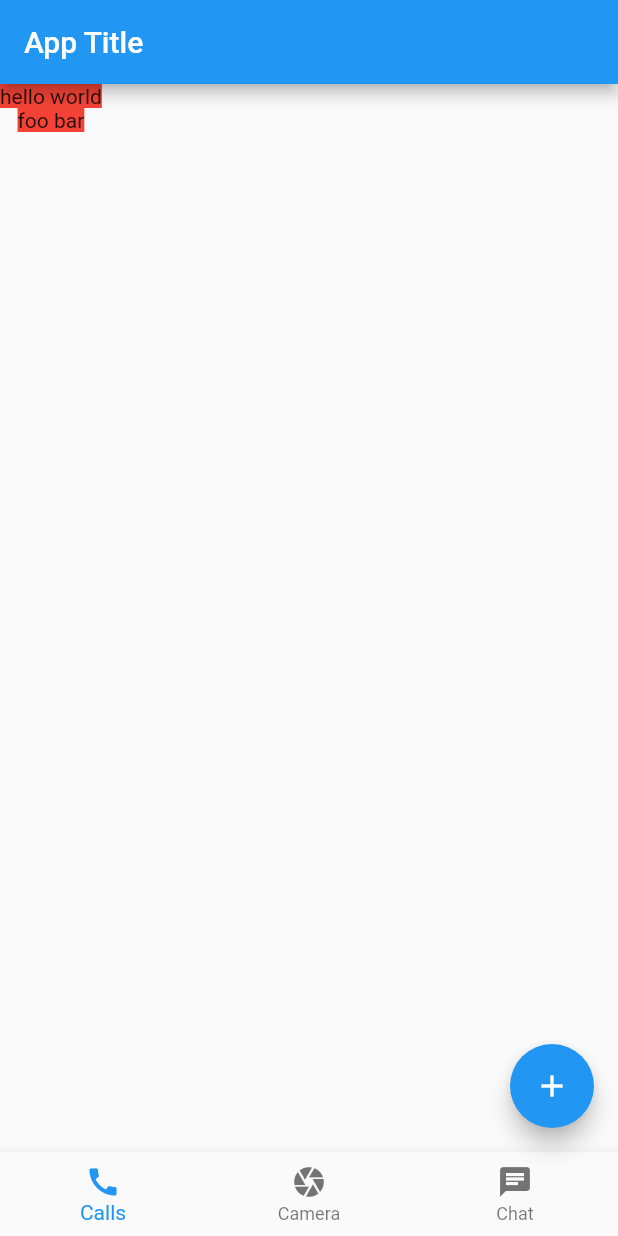
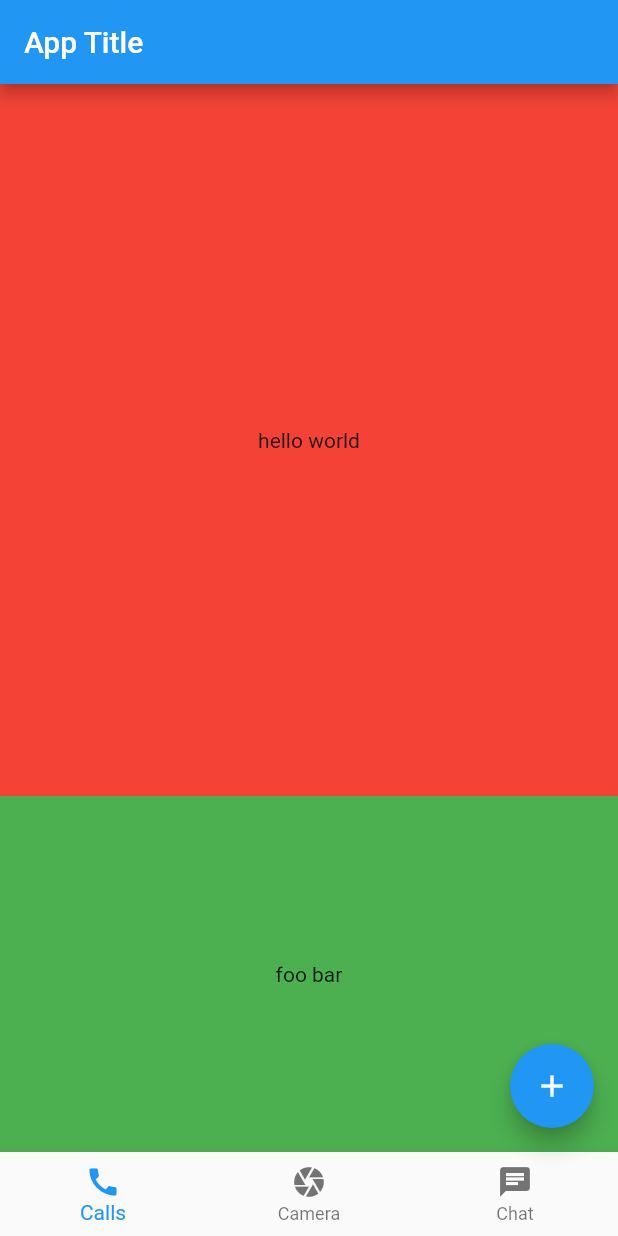
Before and after one commit to netTrek-Flutter/swr-flutter-1, a Flutter app: the screen it shows after launch, on a phone screen of 412 x 824 dp. Run offline on Flutter 3.47's test engine with Material 2 defaults, Android fonts, the phone set to English and light mode, and no system bars.

Commit message:
expand und slides bis Tag 3

```diff
--- a/lib/main.dart
+++ b/lib/main.dart
@@ -77,14 +77,24 @@ class ColumnSample extends StatelessWidget {
       //     color: Colors.red,
       //   ),
       // ),
+      mainAxisAlignment: MainAxisAlignment.spaceAround,
+      crossAxisAlignment: CrossAxisAlignment.stretch,
       children: [
-        Container(
-          child: const Text('hello world'),
-          color: Colors.red,
+        Expanded(
+          flex: 2,
+          child: Container(
+            child: const Text('hello world'),
+            alignment: Alignment.center,
+            color: Colors.red,
+          ),
         ),
-        Container(
-          child: const Text('foo bar'),
-          color: Colors.red,
+        Expanded(
+          // flex: 3,
+          child: Container(
+            child: const Text('foo bar'),
+            alignment: Alignment.center,
+            color: Colors.green,
+          ),
         ),
       ],
     );
```
Also changed, not shown: 1 other file.
